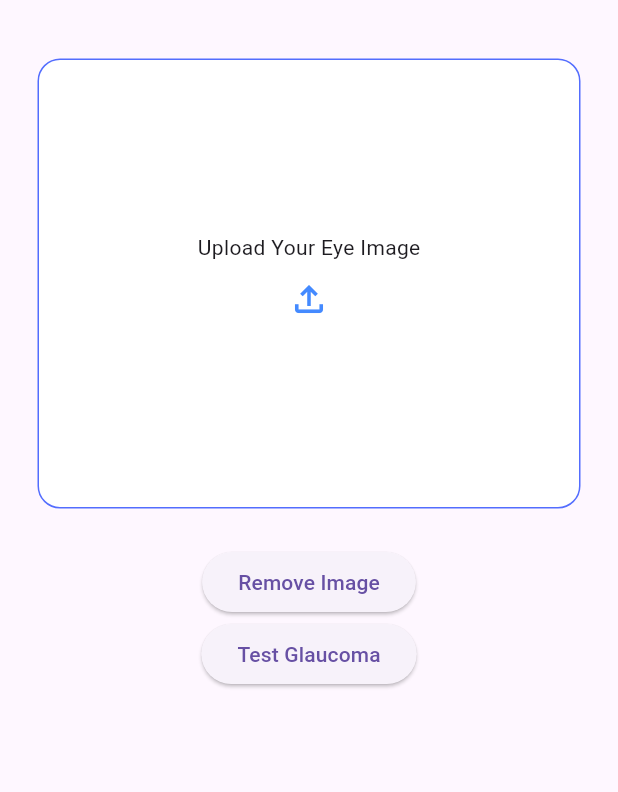
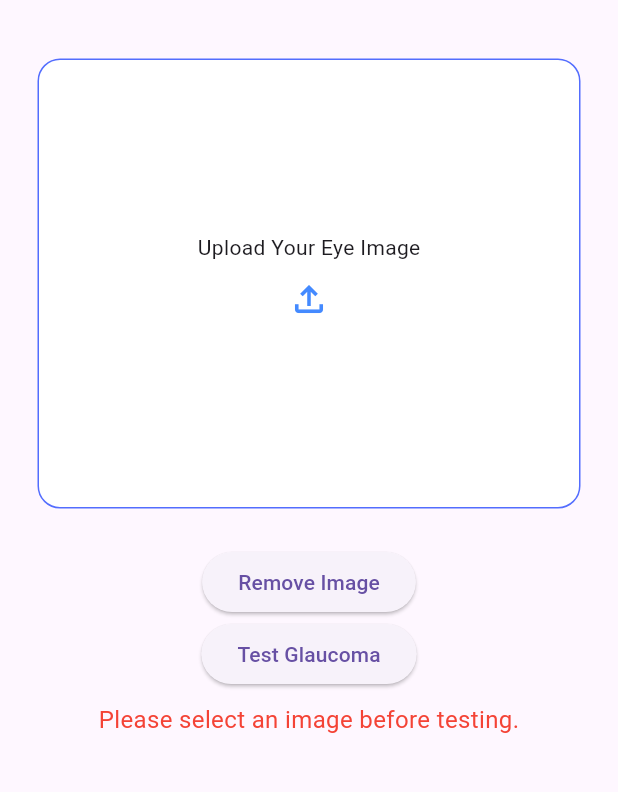
Before and after one commit to funky-dev99/glaucoma-detection, a Flutter app: the screen it shows after launch, after a tap on "Test Glaucoma", on a phone screen of 412 x 824 dp, the part 63-855 px from its top. Run offline on Flutter 3.47's test engine with Material 3 defaults, Android fonts, the phone set to English and light mode, and no system bars; our stand-ins replace image_picker.

Commit message:
Update home_screen.dart

```diff
--- a/lib/home_screen.dart
+++ b/lib/home_screen.dart
@@ -12,7 +12,9 @@ class HomePage extends StatefulWidget {
 class _HomePageState extends State<HomePage> {
   File? _selectedImage;
   String _predictionResult = '';
+  double? _probabilityPercentage;
   bool _isLoading = false;  // This will track the loading state
+  String _errorMessage = '';  // This will track the error message
 
   Future<void> _pickImage(ImageSource source) async {
     final picker = ImagePicker();
@@ -21,18 +23,26 @@ class _HomePageState extends State<HomePage> {
     if (pickedFile != null) {
       setState(() {
         _selectedImage = File(pickedFile.path);
-        _predictionResult = '';  // Clear the previous prediction result
+        _predictionResult = '';
+        _probabilityPercentage = null;
+        _errorMessage = '';
       });
     }
   }
 
   Future<void> _testGlaucoma() async {
-    if (_selectedImage == null) return;
+    if (_selectedImage == null) {
+      setState(() {
+        _errorMessage = 'Please select an image before testing.';
+      });
+      return;
+    }
 
     String uploadUrl = 'http://13.53.57.205:8000/predict/';
 
     setState(() {
       _isLoading = true;  // Show loading indicator
+      _errorMessage = '';  // Clear any previous error messages
     });
 
     try {
@@ -46,6 +56,7 @@ class _HomePageState extends State<HomePage> {
         final decodedResp = json.decode(respStr);
         setState(() {
           _predictionResult = decodedResp['prediction'] ?? 'No prediction available';
+          _probabilityPercentage = decodedResp['probability_percentage']?.toDouble();
           _isLoading = false;
         });
       } else {
@@ -155,6 +166,7 @@ class _HomePageState extends State<HomePage> {
                   setState(() {
                     _selectedImage = null;
                     _predictionResult = '';
+                    _probabilityPercentage = null;
                   });
                 },
                 child: const Text('Remove Image'),
@@ -165,10 +177,24 @@ class _HomePageState extends State<HomePage> {
                     ? CircularProgressIndicator(color: Colors.white)  // Show loading indicator
                     : const Text('Test Glaucoma'),
               ),
+              if (_errorMessage.isNotEmpty)
+                Padding(
+                  padding: const EdgeInsets.all(8.0),
+                  child: Text(
+                    _errorMessage,
+                    style: TextStyle(
+                      color: Colors.red,
+                      fontSize: 16,
+                    ),
+                    textAlign: TextAlign.center,
+                  ),
+                ),
               if (_predictionResult.isNotEmpty)
                 Padding(
                   padding: const EdgeInsets.all(8.0),
-                  child: Text(
+                  child: Column(
+                    children: [
+                      Text(
                         'Prediction: $_predictionResult',
                         style: TextStyle(
                           color: Colors.redAccent,
@@ -176,6 +202,17 @@ class _HomePageState extends State<HomePage> {
                           fontWeight: FontWeight.bold,
                         ),
                         textAlign: TextAlign.center,
+                      ),
+                      if (_probabilityPercentage != null)
+                        Text(
+                          'Probability: ${_probabilityPercentage!.toStringAsFixed(2)}%',
+                          style: TextStyle(
+                            color: Colors.blueAccent,
+                            fontSize: 18,
+                          ),
+                          textAlign: TextAlign.center,
+                        ),
+                    ],
                   ),
                 ),
             ],
```
Lines whose indentation alone changed are shown as unchanged.
